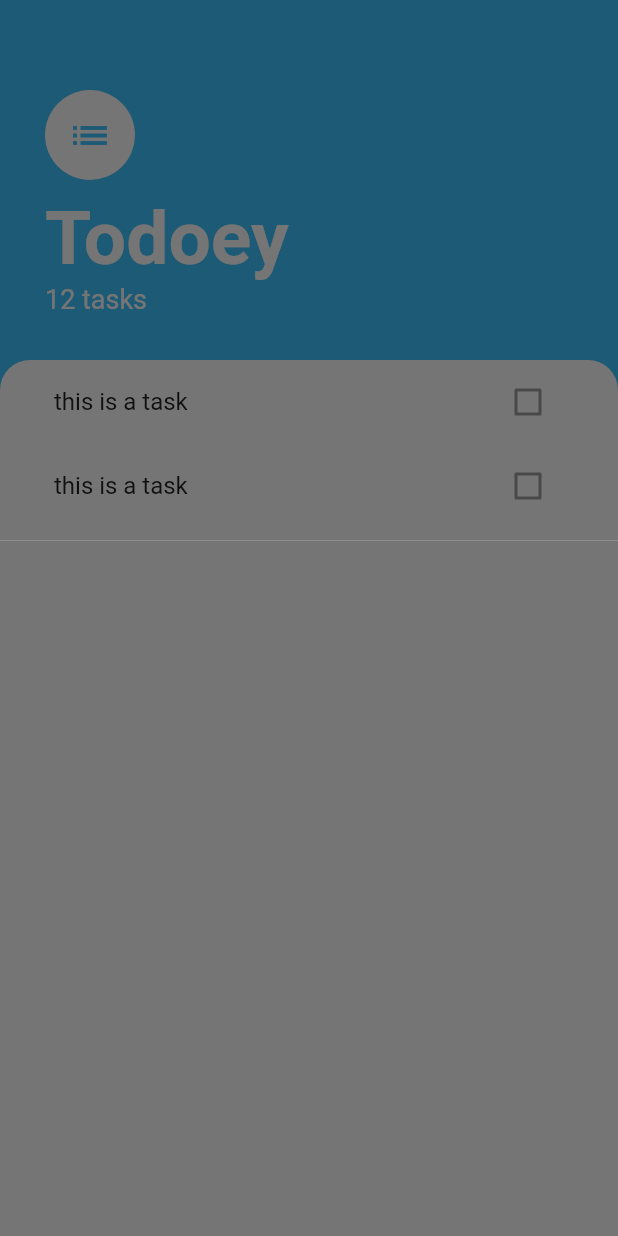
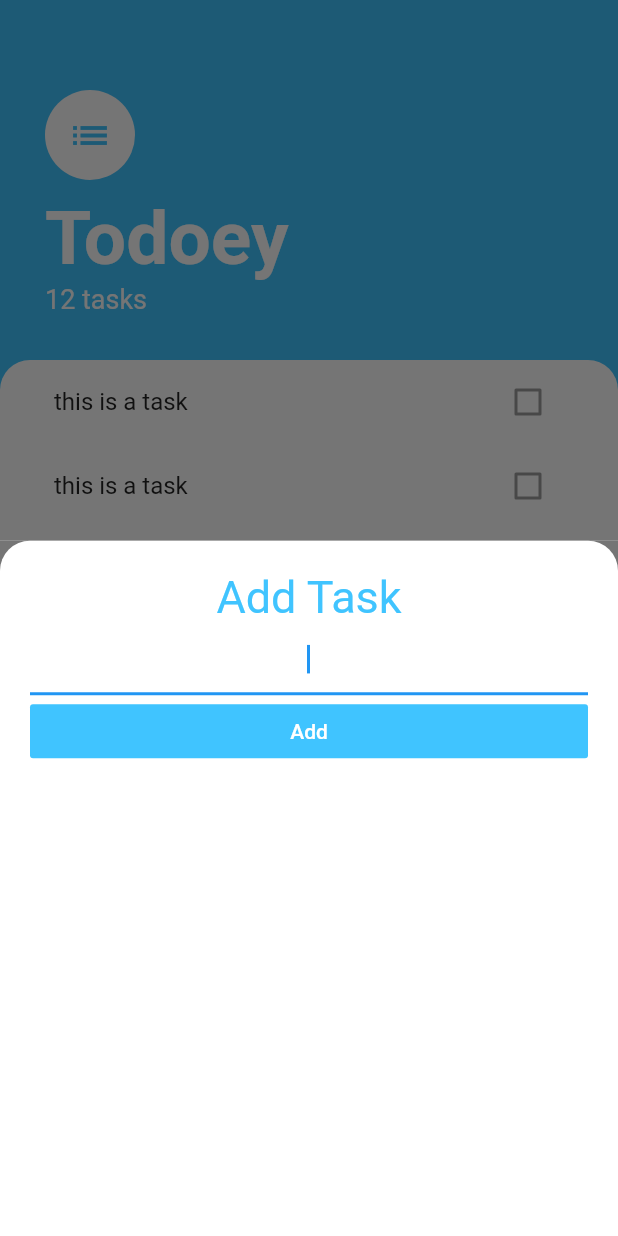
Before and after one commit to Zims/todoey_flutter, a Flutter app: the screen it shows after launch, after a tap on the "add" icon, on a phone screen of 412 x 824 dp. Run offline on Flutter 3.47's test engine with Material 2 defaults, Android fonts, the phone set to English and light mode, and no system bars.

Commit message:
add task ui

```diff
--- a/lib/screens/add_task_screen.dart
+++ b/lib/screens/add_task_screen.dart
@@ -6,7 +6,41 @@ class AddTaskScreen extends StatelessWidget {
     return Container(
       color: Color(0xff757575),
       child: Container(
-        decoration: BoxDecoration(),
+        padding: EdgeInsets.all(20.0),
+        decoration: BoxDecoration(
+          color: Colors.white,
+          borderRadius: BorderRadius.only(
+            topLeft: Radius.circular(20.0),
+            topRight: Radius.circular(20.0),
+          ),
+        ),
+        child: Column(
+          crossAxisAlignment: CrossAxisAlignment.stretch,
+          children: <Widget>[
+            Text(
+              'Add Task',
+              textAlign: TextAlign.center,
+              style: TextStyle(
+                fontSize: 30.0,
+                color: Colors.lightBlueAccent,
+              ),
+            ),
+            TextField(
+              autofocus: true,
+              textAlign: TextAlign.center,
+            ),
+            FlatButton(
+              onPressed: () {},
+              child: Text(
+                'Add',
+                style: TextStyle(
+                  color: Colors.white,
+                ),
+              ),
+              color: Colors.lightBlueAccent,
+            ),
+          ],
+        ),
       ),
     );
   }
```
